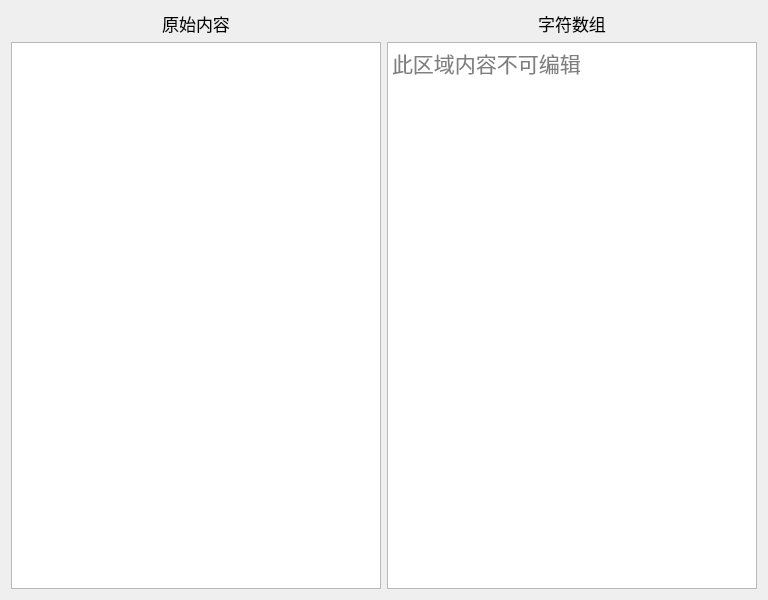
Qt form src/glsltool/glslcodeconvert.ui (handy-sun/qitools) before a commit.
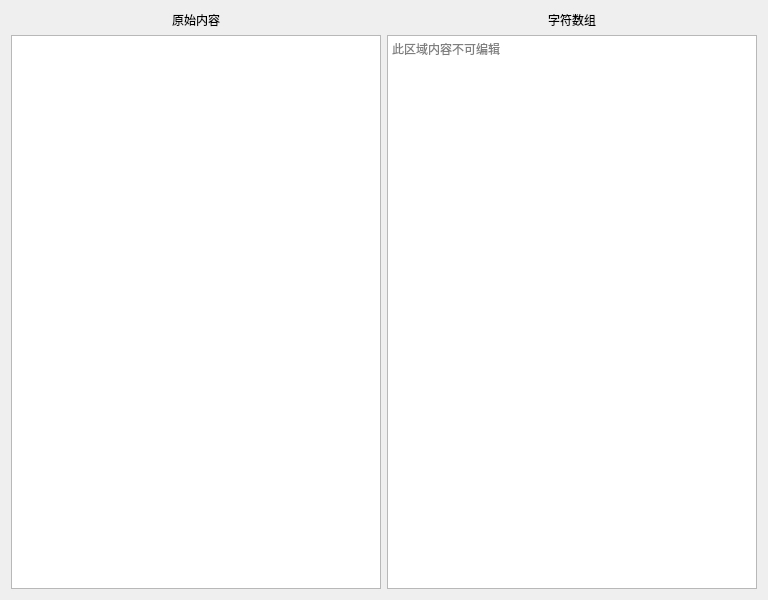
The same form after that commit.

Commit message:
fix(ui): use system fonts consistently
Remove per-widget Windows font and size overrides so Qt can resolve the platform font uniformly. Keep the system fixed font for code-oriented editors.

The edit to the form file:
```diff
--- a/src/glsltool/glslcodeconvert.ui
+++ b/src/glsltool/glslcodeconvert.ui
@@ -16,11 +16,6 @@
   <layout class="QGridLayout" name="gridLayout">
    <item row="0" column="1">
     <widget class="QLabel" name="label_2">
-     <property name="font">
-      <font>
-       <pointsize>13</pointsize>
-      </font>
-     </property>
      <property name="text">
       <string>原始内容</string>
      </property>
@@ -31,22 +26,10 @@
    </item>
    <item row="1" column="1">
     <widget class="QTextEdit" name="textEditFile">
-     <property name="font">
-      <font>
-       <family>Consolas</family>
-       <pointsize>16</pointsize>
-      </font>
-     </property>
     </widget>
    </item>
    <item row="1" column="2">
     <widget class="QTextEdit" name="textEditCode">
-     <property name="font">
-      <font>
-       <family>Consolas</family>
-       <pointsize>16</pointsize>
-      </font>
-     </property>
      <property name="placeholderText">
       <string>此区域内容不可编辑</string>
      </property>
@@ -54,11 +37,6 @@
    </item>
    <item row="0" column="2">
     <widget class="QLabel" name="label">
-     <property name="font">
-      <font>
-       <pointsize>13</pointsize>
-      </font>
-     </property>
      <property name="text">
       <string>字符数组</string>
      </property>
```
The commit also changes 14 other files.
